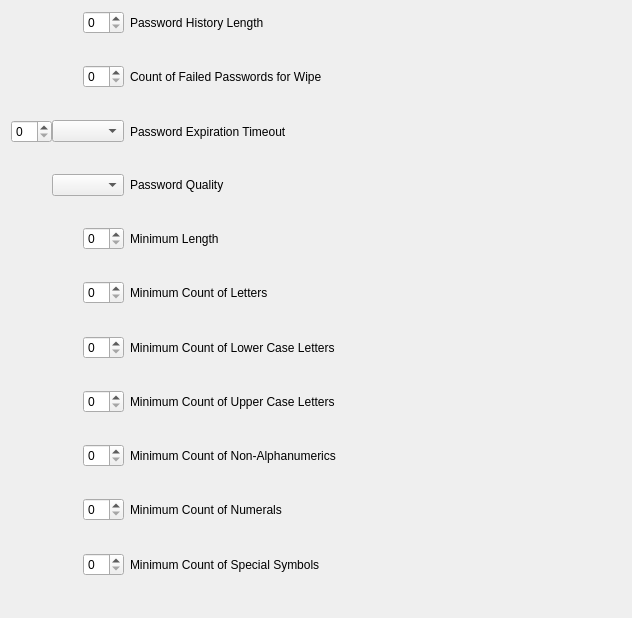
The window that FWAdminLib/PolicyEditor/GooglePolicyEditor/GooglePasswordRequirementsForm.ui (fw-dev/translations) describes before a commit, drawn with Qt 5.
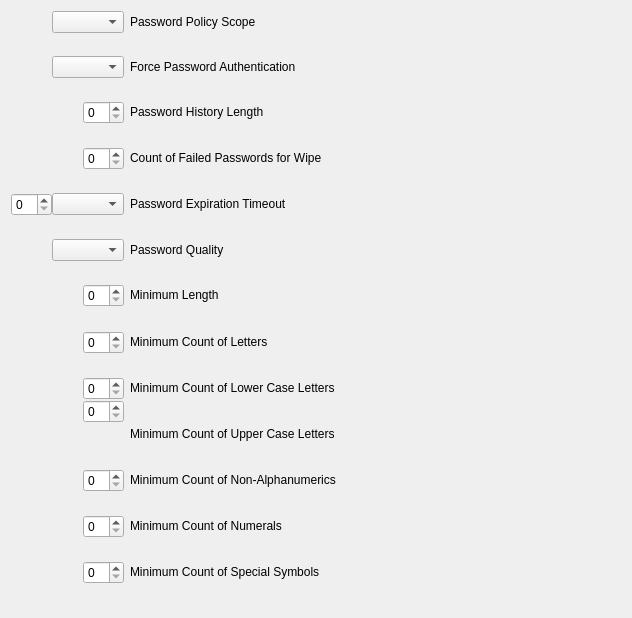
The same window after the commit.

```diff
--- a/FWAdminLib/PolicyEditor/GooglePolicyEditor/GooglePasswordRequirementsForm.ui
+++ b/FWAdminLib/PolicyEditor/GooglePolicyEditor/GooglePasswordRequirementsForm.ui
@@ -39,9 +39,76 @@
     <number>0</number>
    </property>
    <item row="0" column="0">
-    <widget class="QSpinBox" name="frm_passwordHistoryLength"/>
+    <widget class="QComboBox" name="frm_passwordScope"/>
    </item>
    <item row="0" column="1">
+    <widget class="QLabel" name="lbl_title_passwordScope">
+     <property name="text">
+      <string>Password Policy Scope</string>
+     </property>
+     <property name="textInteractionFlags">
+      <set>Qt::LinksAccessibleByMouse|Qt::TextSelectableByMouse</set>
+     </property>
+    </widget>
+   </item>
+   <item row="1" column="1">
+    <widget class="QLabel" name="lTip_lbl_desc_passwordScope">
+     <property name="sizePolicy">
+      <sizepolicy hsizetype="Expanding" vsizetype="MinimumExpanding">
+       <horstretch>0</horstretch>
+       <verstretch>0</verstretch>
+      </sizepolicy>
+     </property>
+     <property name="text">
+      <string/>
+     </property>
+     <property name="alignment">
+      <set>Qt::AlignLeading|Qt::AlignLeft|Qt::AlignTop</set>
+     </property>
+     <property name="textInteractionFlags">
+      <set>Qt::TextBrowserInteraction</set>
+     </property>
+    </widget>
+   </item>
+   <item row="2" column="0">
+    <widget class="QComboBox" name="frm_requirePasswordUnlock"/>
+   </item>
+   <item row="2" column="1">
+    <widget class="QLabel" name="lbl_title_requirePasswordUnlock">
+     <property name="sizePolicy">
+      <sizepolicy hsizetype="Expanding" vsizetype="MinimumExpanding">
+       <horstretch>0</horstretch>
+       <verstretch>0</verstretch>
+      </sizepolicy>
+     </property>
+     <property name="text">
+      <string>Force Password Authentication</string>
+     </property>
+     <property name="textInteractionFlags">
+      <set>Qt::LinksAccessibleByMouse|Qt::TextSelectableByMouse</set>
+     </property>
+    </widget>
+   </item>
+   <item row="3" column="1">
+    <widget class="QLabel" name="lTip_lbl_desc_requirePasswordUnlock">
+     <property name="sizePolicy">
+      <sizepolicy hsizetype="Expanding" vsizetype="MinimumExpanding">
+       <horstretch>0</horstretch>
+       <verstretch>0</verstretch>
+      </sizepolicy>
+     </property>
+     <property name="alignment">
+      <set>Qt::AlignLeading|Qt::AlignLeft|Qt::AlignTop</set>
+     </property>
+     <property name="textInteractionFlags">
+      <set>Qt::TextBrowserInteraction</set>
+     </property>
+    </widget>
+   </item>
+   <item row="4" column="0">
+    <widget class="QSpinBox" name="frm_passwordHistoryLength"/>
+   </item>
+   <item row="4" column="1">
     <widget class="QLabel" name="lbl_title_passwordHistoryLength">
      <property name="sizePolicy">
       <sizepolicy hsizetype="Expanding" vsizetype="MinimumExpanding">
@@ -52,9 +119,12 @@
      <property name="text">
       <string>Password History Length</string>
      </property>
+     <property name="textInteractionFlags">
+      <set>Qt::LinksAccessibleByMouse|Qt::TextSelectableByMouse</set>
+     </property>
     </widget>
    </item>
-   <item row="1" column="1">
+   <item row="5" column="1">
     <widget class="QLabel" name="lTip_lbl_desc_passwordHistoryLength">
      <property name="sizePolicy">
       <sizepolicy hsizetype="Expanding" vsizetype="MinimumExpanding">
@@ -65,12 +135,15 @@
      <property name="alignment">
       <set>Qt::AlignLeading|Qt::AlignLeft|Qt::AlignTop</set>
      </property>
+     <property name="textInteractionFlags">
+      <set>Qt::TextBrowserInteraction</set>
+     </property>
     </widget>
    </item>
-   <item row="2" column="0">
+   <item row="6" column="0">
     <widget class="QSpinBox" name="frm_maximumFailedPasswordsForWipe"/>
    </item>
-   <item row="2" column="1">
+   <item row="6" column="1">
     <widget class="QLabel" name="lbl_title_maximumFailedPasswordsForWipe">
      <property name="sizePolicy">
       <sizepolicy hsizetype="Expanding" vsizetype="MinimumExpanding">
@@ -81,9 +154,12 @@
      <property name="text">
       <string>Count of Failed Passwords for Wipe</string>
      </property>
+     <property name="textInteractionFlags">
+      <set>Qt::LinksAccessibleByMouse|Qt::TextSelectableByMouse</set>
+     </property>
     </widget>
    </item>
-   <item row="3" column="1">
+   <item row="7" column="1">
     <widget class="QLabel" name="lTip_lbl_desc_maximumFailedPasswordsForWipe">
      <property name="sizePolicy">
       <sizepolicy hsizetype="Expanding" vsizetype="MinimumExpanding">
@@ -94,9 +170,12 @@
      <property name="alignment">
       <set>Qt::AlignLeading|Qt::AlignLeft|Qt::AlignTop</set>
      </property>
+     <property name="textInteractionFlags">
+      <set>Qt::TextBrowserInteraction</set>
+     </property>
     </widget>
    </item>
-   <item row="4" column="0">
+   <item row="8" column="0">
     <layout class="QHBoxLayout" name="layout_input_passwordExpirationTimeout">
      <item>
       <widget class="QSpinBox" name="frm_passwordExpirationTimeout"/>
@@ -106,7 +185,7 @@
      </item>
     </layout>
    </item>
-   <item row="4" column="1">
+   <item row="8" column="1">
     <widget class="QLabel" name="lbl_title_passwordExpirationTimeout">
      <property name="sizePolicy">
       <sizepolicy hsizetype="Expanding" vsizetype="MinimumExpanding">
@@ -117,9 +196,12 @@
      <property name="text">
       <string>Password Expiration Timeout</string>
      </property>
+     <property name="textInteractionFlags">
+      <set>Qt::LinksAccessibleByMouse|Qt::TextSelectableByMouse</set>
+     </property>
     </widget>
    </item>
-   <item row="5" column="1">
+   <item row="9" column="1">
     <widget class="QLabel" name="lTip_lbl_desc_passwordExpirationTimeout">
      <property name="sizePolicy">
       <sizepolicy hsizetype="Expanding" vsizetype="MinimumExpanding">
@@ -130,9 +212,12 @@
      <property name="alignment">
       <set>Qt::AlignLeading|Qt::AlignLeft|Qt::AlignTop</set>
      </property>
+     <property name="textInteractionFlags">
+      <set>Qt::TextBrowserInteraction</set>
+     </property>
     </widget>
    </item>
-   <item row="6" column="0">
+   <item row="10" column="0">
     <widget class="QComboBox" name="frm_passwordQuality">
      <property name="sizePolicy">
       <sizepolicy hsizetype="Minimum" vsizetype="Fixed">
@@ -142,7 +227,7 @@
      </property>
     </widget>
    </item>
-   <item row="6" column="1">
+   <item row="10" column="1">
     <widget class="QLabel" name="lbl_title_passwordQuality">
      <property name="sizePolicy">
       <sizepolicy hsizetype="Expanding" vsizetype="MinimumExpanding">
@@ -153,9 +238,12 @@
      <property name="text">
       <string>Password Quality</string>
      </property>
+     <property name="textInteractionFlags">
+      <set>Qt::LinksAccessibleByMouse|Qt::TextSelectableByMouse</set>
+     </property>
     </widget>
    </item>
-   <item row="7" column="1">
+   <item row="11" column="1">
     <widget class="QLabel" name="lTip_lbl_desc_passwordQuality">
      <property name="sizePolicy">
       <sizepolicy hsizetype="Expanding" vsizetype="MinimumExpanding">
@@ -166,12 +254,15 @@
      <property name="alignment">
       <set>Qt::AlignLeading|Qt::AlignLeft|Qt::AlignTop</set>
      </property>
+     <property name="textInteractionFlags">
+      <set>Qt::TextBrowserInteraction</set>
+     </property>
     </widget>
    </item>
-   <item row="8" column="0">
+   <item row="12" column="0">
     <widget class="QSpinBox" name="frm_passwordMinimumLength"/>
    </item>
-   <item row="8" column="1">
+   <item row="12" column="1">
     <widget class="QLabel" name="lbl_title_passwordMinimumLength">
      <property name="sizePolicy">
       <sizepolicy hsizetype="Expanding" vsizetype="MinimumExpanding">
@@ -182,9 +273,12 @@
      <property name="text">
       <string>Minimum Length</string>
      </property>
+     <property name="textInteractionFlags">
+      <set>Qt::LinksAccessibleByMouse|Qt::TextSelectableByMouse</set>
+     </property>
     </widget>
    </item>
-   <item row="9" column="1">
+   <item row="13" column="1">
     <widget class="QLabel" name="lTip_lbl_desc_passwordMinimumLength">
      <property name="sizePolicy">
       <sizepolicy hsizetype="Expanding" vsizetype="MinimumExpanding">
@@ -195,12 +289,15 @@
      <property name="alignment">
       <set>Qt::AlignLeading|Qt::AlignLeft|Qt::AlignTop</set>
      </property>
+     <property name="textInteractionFlags">
+      <set>Qt::TextBrowserInteraction</set>
+     </property>
     </widget>
    </item>
-   <item row="10" column="0">
+   <item row="14" column="0">
     <widget class="QSpinBox" name="frm_passwordMinimumLetters"/>
    </item>
-   <item row="10" column="1">
+   <item row="14" column="1">
     <widget class="QLabel" name="lbl_title_passwordMinimumLetters">
      <property name="sizePolicy">
       <sizepolicy hsizetype="Expanding" vsizetype="MinimumExpanding">
@@ -211,9 +308,12 @@
      <property name="text">
       <string>Minimum Count of Letters</string>
      </property>
+     <property name="textInteractionFlags">
+      <set>Qt::LinksAccessibleByMouse|Qt::TextSelectableByMouse</set>
+     </property>
     </widget>
    </item>
-   <item row="11" column="1">
+   <item row="15" column="1">
     <widget class="QLabel" name="lTip_lbl_desc_passwordMinimumLetters">
      <property name="sizePolicy">
       <sizepolicy hsizetype="Expanding" vsizetype="MinimumExpanding">
@@ -224,12 +324,15 @@
      <property name="alignment">
       <set>Qt::AlignLeading|Qt::AlignLeft|Qt::AlignTop</set>
      </property>
+     <property name="textInteractionFlags">
+      <set>Qt::TextBrowserInteraction</set>
+     </property>
     </widget>
    </item>
-   <item row="12" column="0">
+   <item row="16" column="0">
     <widget class="QSpinBox" name="frm_passwordMinimumLowerCase"/>
    </item>
-   <item row="12" column="1">
+   <item row="16" column="1">
     <widget class="QLabel" name="lbl_title_passwordMinimumLowerCase">
      <property name="sizePolicy">
       <sizepolicy hsizetype="Expanding" vsizetype="MinimumExpanding">
@@ -240,9 +343,12 @@
      <property name="text">
       <string>Minimum Count of Lower Case Letters</string>
      </property>
+     <property name="textInteractionFlags">
+      <set>Qt::LinksAccessibleByMouse|Qt::TextSelectableByMouse</set>
+     </property>
     </widget>
    </item>
-   <item row="13" column="1">
+   <item row="17" column="1">
     <widget class="QLabel" name="lTip_lbl_desc_passwordMinimumLowerCase">
      <property name="sizePolicy">
       <sizepolicy hsizetype="Expanding" vsizetype="MinimumExpanding">
@@ -253,12 +359,15 @@
      <property name="alignment">
       <set>Qt::AlignLeading|Qt::AlignLeft|Qt::AlignTop</set>
      </property>
+     <property name="textInteractionFlags">
+      <set>Qt::TextBrowserInteraction</set>
+     </property>
     </widget>
    </item>
-   <item row="14" column="0">
+   <item row="17" column="0">
     <widget class="QSpinBox" name="frm_passwordMinimumUpperCase"/>
    </item>
-   <item row="14" column="1">
+   <item row="18" column="1">
     <widget class="QLabel" name="lbl_title_passwordMinimumUpperCase">
      <property name="sizePolicy">
       <sizepolicy hsizetype="Expanding" vsizetype="MinimumExpanding">
@@ -269,9 +378,12 @@
      <property name="text">
       <string>Minimum Count of Upper Case Letters</string>
      </property>
+     <property name="textInteractionFlags">
+      <set>Qt::LinksAccessibleByMouse|Qt::TextSelectableByMouse</set>
+     </property>
     </widget>
    </item>
-   <item row="15" column="1">
+   <item row="19" column="1">
     <widget class="QLabel" name="lTip_lbl_desc_passwordMinimumUpperCase">
      <property name="sizePolicy">
       <sizepolicy hsizetype="Expanding" vsizetype="MinimumExpanding">
@@ -282,12 +394,15 @@
      <property name="alignment">
       <set>Qt::AlignLeading|Qt::AlignLeft|Qt::AlignTop</set>
      </property>
+     <property name="textInteractionFlags">
+      <set>Qt::TextBrowserInteraction</set>
+     </property>
     </widget>
    </item>
-   <item row="16" column="0">
+   <item row="20" column="0">
     <widget class="QSpinBox" name="frm_passwordMinimumNonLetter"/>
    </item>
-   <item row="16" column="1">
+   <item row="20" column="1">
     <widget class="QLabel" name="lbl_title_passwordMinimumNonLetter">
      <property name="sizePolicy">
       <sizepolicy hsizetype="Expanding" vsizetype="MinimumExpanding">
@@ -298,9 +413,12 @@
      <property name="text">
       <string>Minimum Count of Non-Alphanumerics</string>
      </property>
+     <property name="textInteractionFlags">
+      <set>Qt::LinksAccessibleByMouse|Qt::TextSelectableByMouse</set>
+     </property>
     </widget>
    </item>
-   <item row="17" column="1">
+   <item row="21" column="1">
     <widget class="QLabel" name="lTip_lbl_desc_passwordMinimumNonLetter">
      <property name="sizePolicy">
       <sizepolicy hsizetype="Expanding" vsizetype="MinimumExpanding">
@@ -311,12 +429,15 @@
      <property name="alignment">
       <set>Qt::AlignLeading|Qt::AlignLeft|Qt::AlignTop</set>
      </property>
+     <property name="textInteractionFlags">
+      <set>Qt::TextBrowserInteraction</set>
+     </property>
     </widget>
    </item>
-   <item row="18" column="0">
+   <item row="22" column="0">
     <widget class="QSpinBox" name="frm_passwordMinimumNumeric"/>
    </item>
-   <item row="18" column="1">
+   <item row="22" column="1">
     <widget class="QLabel" name="lbl_title_passwordMinimumNumeric">
      <property name="sizePolicy">
       <sizepolicy hsizetype="Expanding" vsizetype="MinimumExpanding">
@@ -327,9 +448,12 @@
      <property name="text">
       <string>Minimum Count of Numerals</string>
      </property>
+     <property name="textInteractionFlags">
+      <set>Qt::LinksAccessibleByMouse|Qt::TextSelectableByMouse</set>
+     </property>
     </widget>
    </item>
-   <item row="19" column="1">
+   <item row="23" column="1">
     <widget class="QLabel" name="lTip_lbl_desc_passwordMinimumNumeric">
      <property name="sizePolicy">
       <sizepolicy hsizetype="Expanding" vsizetype="MinimumExpanding">
@@ -340,12 +464,15 @@
      <property name="alignment">
       <set>Qt::AlignLeading|Qt::AlignLeft|Qt::AlignTop</set>
      </property>
+     <property name="textInteractionFlags">
+      <set>Qt::TextBrowserInteraction</set>
+     </property>
     </widget>
    </item>
-   <item row="20" column="0">
+   <item row="24" column="0">
     <widget class="QSpinBox" name="frm_passwordMinimumSymbols"/>
    </item>
-   <item row="20" column="1">
+   <item row="24" column="1">
     <widget class="QLabel" name="lbl_title_passwordMinimumSymbols">
      <property name="sizePolicy">
       <sizepolicy hsizetype="Expanding" vsizetype="MinimumExpanding">
@@ -356,9 +483,12 @@
      <property name="text">
       <string>Minimum Count of Special Symbols</string>
      </property>
+     <property name="textInteractionFlags">
+      <set>Qt::LinksAccessibleByMouse|Qt::TextSelectableByMouse</set>
+     </property>
     </widget>
    </item>
-   <item row="21" column="1">
+   <item row="25" column="1">
     <widget class="QLabel" name="lTip_lbl_desc_passwordMinimumSymbols">
      <property name="sizePolicy">
       <sizepolicy hsizetype="Expanding" vsizetype="MinimumExpanding">
@@ -369,6 +499,9 @@
      <property name="alignment">
       <set>Qt::AlignLeading|Qt::AlignLeft|Qt::AlignTop</set>
      </property>
+     <property name="textInteractionFlags">
+      <set>Qt::TextBrowserInteraction</set>
+     </property>
     </widget>
    </item>
   </layout>
```
